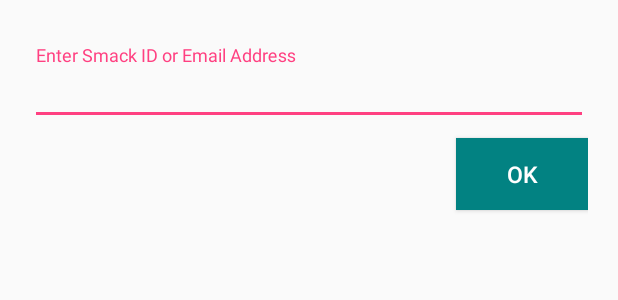
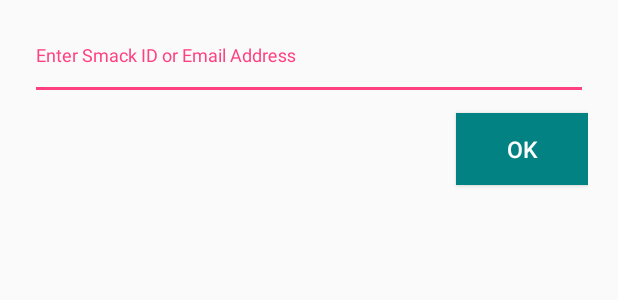
Before and after one commit to AndroidTecknowlogy/Negotiator, an Android app: the layout fragment_add_new_user.xml on its own in the app's theme, with its tools: preview values and no code run, on a phone screen of 412 x 824 dp. Shown: the top 300 px of the screen. Run offline under Robolectric (Android 15) with nearby library versions, the phone set to English and light mode, and no system bars.

Commit message:
added user fragment

```diff
--- a/app/src/main/res/layout/fragment_add_new_user.xml
+++ b/app/src/main/res/layout/fragment_add_new_user.xml
@@ -4,6 +4,11 @@
     android:layout_width="match_parent"
     android:layout_height="match_parent"
     android:layout_margin="20dp">
+
+    <LinearLayout
+        android:layout_width="match_parent"
+        android:layout_height="50dp"
+        android:orientation="vertical">
 
         <android.support.design.widget.TextInputLayout
             android:id="@+id/user_info"
@@ -15,6 +20,7 @@
                 android:id="@+id/first_name"
                 android:layout_width="match_parent"
                 android:layout_height="wrap_content"
+                android:layout_gravity="center_horizontal"
                 android:layout_marginBottom="3dp"
                 android:cursorVisible="true"
                 android:maxLines="1"
@@ -22,6 +28,8 @@
                 android:textSize="16sp"
                 android:hint="Enter Smack ID or Email Address" />
         </android.support.design.widget.TextInputLayout>
+
+    </LinearLayout>
 
         <Button
             android:id="@+id/edit_button"
@@ -34,4 +42,8 @@
             android:textColor="@android:color/white"
             android:textSize="15sp" />
 
+
+
+
+
 </LinearLayout>
```
Lines whose indentation alone changed are shown as unchanged.
